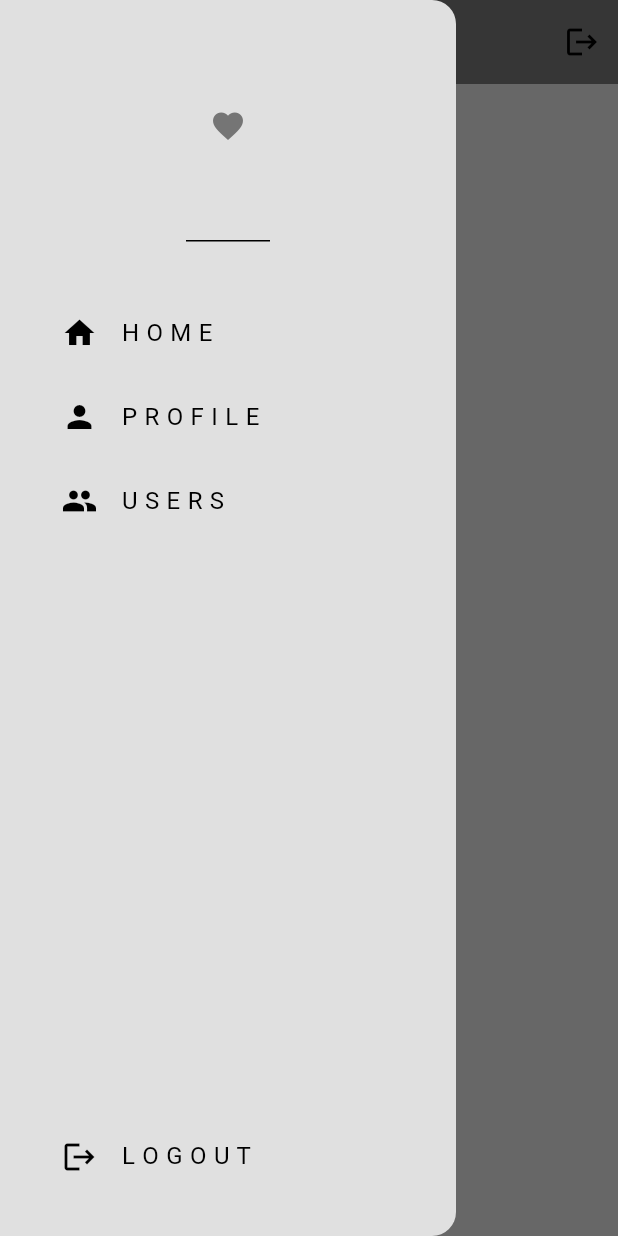
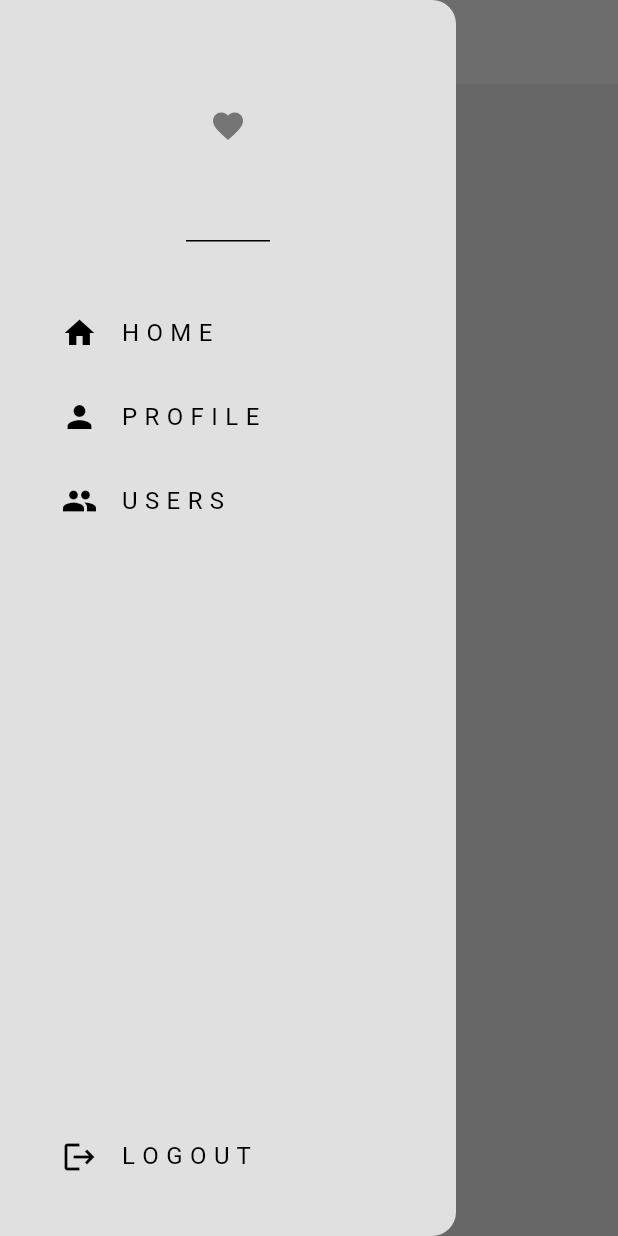
Before and after one commit to ShahedNoor/flutter-social-wall, a Flutter app: the screen it shows once a user with an empty profile is signed in, with the side drawer open, on a phone screen of 412 x 824 dp. Run offline on Flutter 3.47's test engine with Material 3 defaults, Android fonts, the phone set to English and light mode, and no system bars; our stand-ins replace firebase_auth, firebase_core; accounts and stored records are empty.

Commit message:
Profile page, Users page, and the Logout page are now linked with Home page

```diff
--- a/lib/main.dart
+++ b/lib/main.dart
@@ -1,7 +1,11 @@
 import 'package:firebase_core/firebase_core.dart';
 import 'package:flutter/material.dart';
 import 'package:social_wall/auth/auth_page.dart';
+import 'package:social_wall/auth/login_or_register.dart';
 import 'package:social_wall/firebase_options.dart';
+import 'package:social_wall/pages/home_page.dart';
+import 'package:social_wall/pages/profile_page.dart';
+import 'package:social_wall/pages/user_page.dart';
 import 'package:social_wall/theme/dark_mode.dart';
 import 'package:social_wall/theme/light_mode.dart';
 
@@ -26,6 +30,12 @@ class _MyAppState extends State<MyApp> {
       home: const AuthPage(),
       theme: lightMode,
       darkTheme: darkMode,
+      routes: {
+        "/loginOrRegister": (context) => const LoginOrRegister(),
+        "/homePage": (context) => const HomePage(),
+        "/profilePage": (context) => const ProfilePage(),
+        "/userPage": (context) => const UserPage(),
+      },
     );
   }
 }
--- a/lib/pages/home_page.dart
+++ b/lib/pages/home_page.dart
@@ -5,24 +5,14 @@ import 'package:social_wall/components/my_drawer.dart';
 class HomePage extends StatelessWidget {
   const HomePage({super.key});
 
-  // Logout user
-  void logout() {
-    FirebaseAuth.instance.signOut();
-  }
-
   @override
   Widget build(BuildContext context) {
     return Scaffold(
+      backgroundColor: Theme.of(context).colorScheme.surface,
       appBar: AppBar(
-        backgroundColor: Theme.of(context).colorScheme.inversePrimary,
+        backgroundColor: Theme.of(context).colorScheme.primary,
         centerTitle: true,
         title: Text("Home Page"),
-        actions: [
-          IconButton(
-            onPressed: logout,
-            icon: const Icon(Icons.logout),
-          ),
-        ],
       ),
       drawer: MyDrawer(),
     );
--- a/pubspec.yaml
+++ b/pubspec.yaml
@@ -37,6 +37,7 @@ dependencies:
   cupertino_icons: ^1.0.6
   firebase_core: ^3.4.0
   firebase_auth: ^5.2.0
+  cloud_firestore: ^5.4.0
 
 dev_dependencies:
   flutter_test:
```
Also changed, not shown: lib/components/my_drawer.dart (+17 -3 lines), lib/pages/profile_page.dart (+16 -0 lines), lib/pages/user_page.dart (+16 -0 lines), pubspec.lock, 3 other files.
